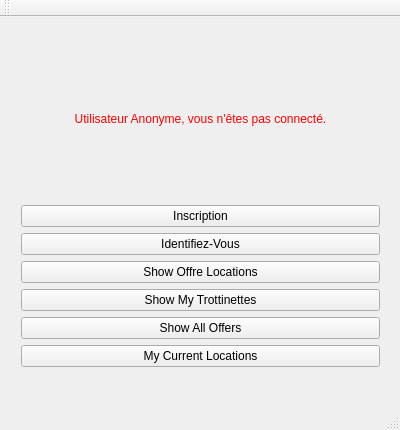
This is mainwindow.ui in Darhal/Trottipret as Qt 5 draws it before an edit. The edited form follows.
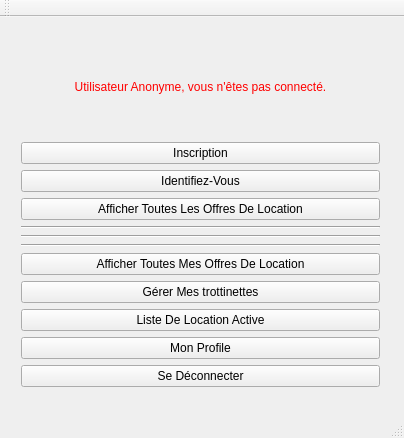
This is the edited form.

```diff
--- a/mainwindow.ui
+++ b/mainwindow.ui
@@ -6,8 +6,8 @@
    <rect>
     <x>0</x>
     <y>0</y>
-    <width>400</width>
-    <height>430</height>
+    <width>404</width>
+    <height>438</height>
    </rect>
   </property>
   <property name="windowTitle">
@@ -20,7 +20,7 @@
       <x>10</x>
       <y>10</y>
       <width>381</width>
-      <height>351</height>
+      <height>371</height>
      </rect>
     </property>
     <layout class="QVBoxLayout" name="verticalLayout">
@@ -51,31 +51,66 @@
        </property>
       </widget>
      </item>
+     <item>
+      <widget class="QPushButton" name="AllOffreButton">
+       <property name="text">
+        <string>Afficher Toutes Les Offres De Location</string>
+       </property>
+      </widget>
+     </item>
+     <item>
+      <widget class="Line" name="line_2">
+       <property name="orientation">
+        <enum>Qt::Horizontal</enum>
+       </property>
+      </widget>
+     </item>
+     <item>
+      <widget class="Line" name="line_3">
+       <property name="orientation">
+        <enum>Qt::Horizontal</enum>
+       </property>
+      </widget>
+     </item>
+     <item>
+      <widget class="Line" name="line">
+       <property name="orientation">
+        <enum>Qt::Horizontal</enum>
+       </property>
+      </widget>
+     </item>
      <item>
       <widget class="QPushButton" name="ListOffreLocButton">
        <property name="text">
-        <string>Show Offre Locations</string>
+        <string>Afficher Toutes Mes Offres De Location</string>
        </property>
       </widget>
      </item>
      <item>
       <widget class="QPushButton" name="ListeTrottiButton">
        <property name="text">
-        <string>Show My Trottinettes</string>
-       </property>
-      </widget>
-     </item>
-     <item>
-      <widget class="QPushButton" name="AllOffreButton">
-       <property name="text">
-        <string>Show All Offers</string>
+        <string>Gérer Mes trottinettes</string>
        </property>
       </widget>
      </item>
      <item>
       <widget class="QPushButton" name="ActiveLocationButton">
        <property name="text">
-        <string>My Current Locations</string>
+        <string>Liste De Location Active</string>
+       </property>
+      </widget>
+     </item>
+     <item>
+      <widget class="QPushButton" name="MyProfile">
+       <property name="text">
+        <string>Mon Profile</string>
+       </property>
+      </widget>
+     </item>
+     <item>
+      <widget class="QPushButton" name="LogOut">
+       <property name="text">
+        <string>Se Déconnecter</string>
        </property>
       </widget>
      </item>
```
Left out of the diff: 2 changed lines with no effect on the pictures.
